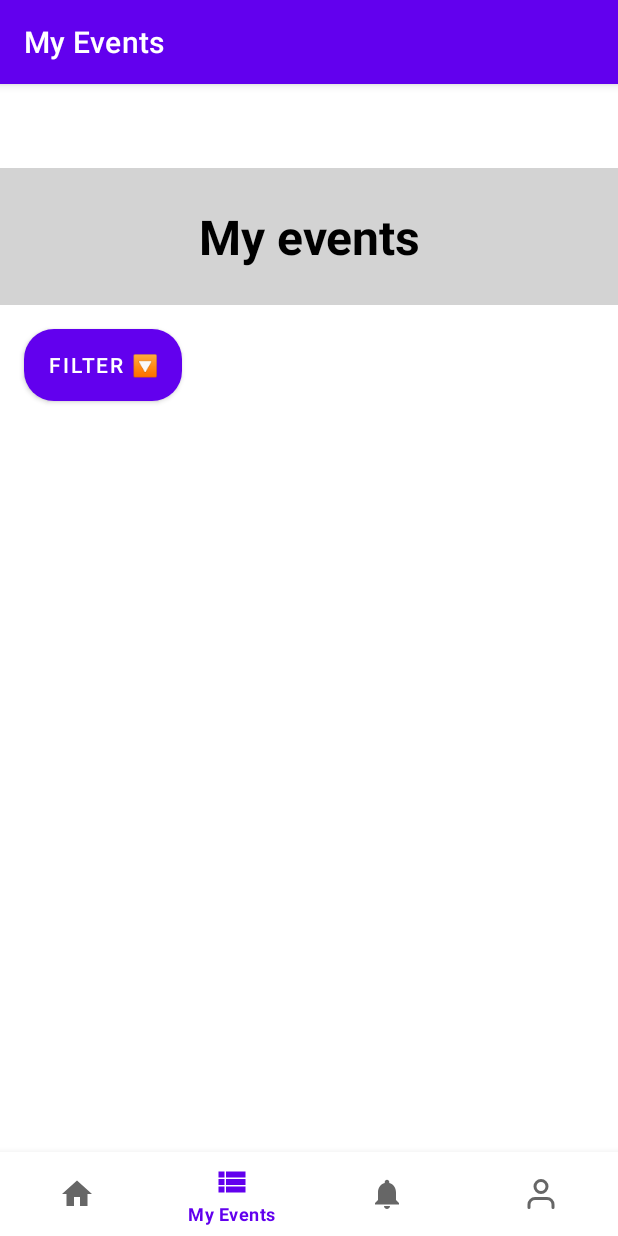
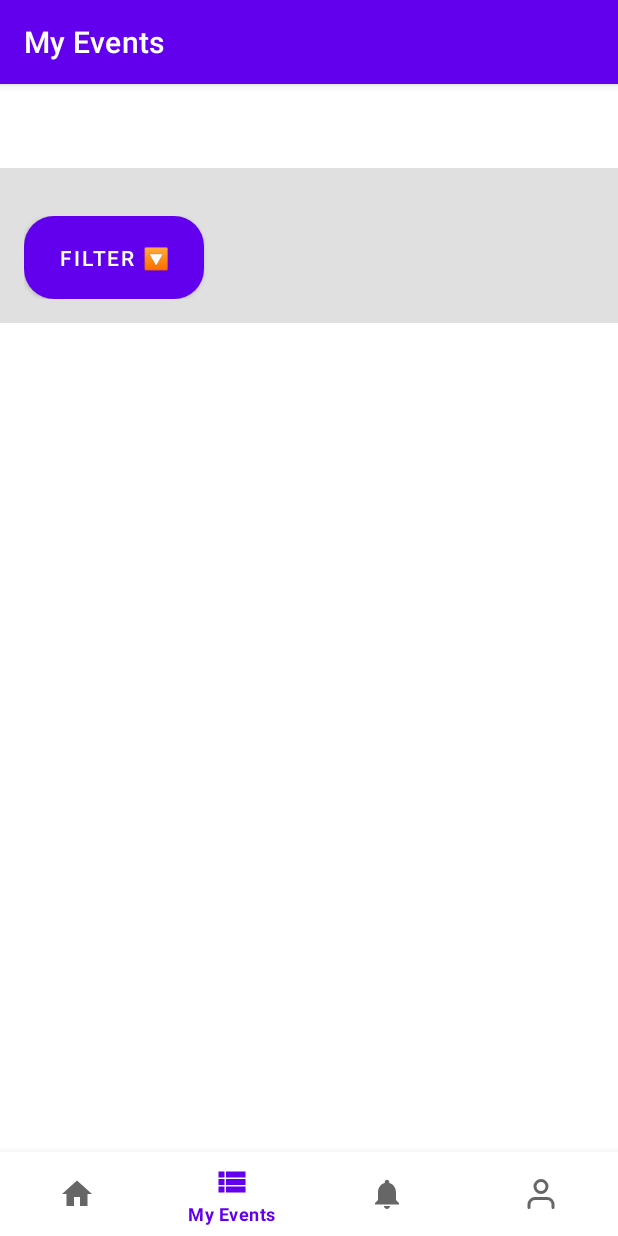
Before and after one commit to CMPUT301F25nachos/nachos-party, an Android app: the DashboardFragment screen opened through its navigation route, on a phone screen of 412 x 824 dp. Run offline under Robolectric (Android 15) with nearby library versions, the phone set to English and light mode, and no system bars; our stand-ins replace Firebase (no records; nobody signed in at launch, a user with empty details on screens opened directly), navigation-ui; libraries missing offline, so code that uses them is left out: com.journeyapps.barcodescanner.

Commit message:
ui fixes

```diff
--- a/app/Nachosapp/app/src/main/res/layout/fragment_dashboard.xml
+++ b/app/Nachosapp/app/src/main/res/layout/fragment_dashboard.xml
@@ -1,5 +1,6 @@
 <?xml version="1.0" encoding="utf-8"?>
-<androidx.constraintlayout.widget.ConstraintLayout xmlns:android="http://schemas.android.com/apk/res/android"
+<androidx.constraintlayout.widget.ConstraintLayout
+    xmlns:android="http://schemas.android.com/apk/res/android"
     xmlns:app="http://schemas.android.com/apk/res-auto"
     xmlns:tools="http://schemas.android.com/tools"
     android:layout_width="match_parent"
@@ -7,48 +8,50 @@
     android:background="@android:color/white"
     tools:context=".ui.dashboard.DashboardFragment">
 
-    <!-- Header -->
-    <TextView
-        android:id="@+id/dashboardTitle"
-        android:layout_width="match_parent"
+    <!-- Header container -->
+    <LinearLayout
+        android:id="@+id/headerLayout"
+        android:layout_width="0dp"
         android:layout_height="wrap_content"
-        android:background="#D3D3D3"
-        android:gravity="center"
-        android:padding="24dp"
-        android:text="My events"
-        android:textColor="@android:color/black"
-        android:textSize="32sp"
-        android:textStyle="bold"
-        app:layout_constraintEnd_toEndOf="parent"
+        android:orientation="vertical"
+        android:background="#E0E0E0"
+        android:padding="16dp"
+        app:layout_constraintTop_toTopOf="parent"
         app:layout_constraintStart_toStartOf="parent"
-        app:layout_constraintTop_toTopOf="parent" />
+        app:layout_constraintEnd_toEndOf="parent">
 
-    <!-- Filter Button -->
-    <Button
-        android:id="@+id/filterButton"
-        android:layout_width="wrap_content"
-        android:layout_height="wrap_content"
-        android:layout_marginStart="16dp"
-        android:layout_marginTop="16dp"
-        android:text="Filter 🔽"
-        android:textColor="@android:color/white"
-        android:background="@drawable/rounded_button_filter"
-        app:layout_constraintStart_toStartOf="parent"
-        app:layout_constraintTop_toBottomOf="@id/dashboardTitle" />
+        <LinearLayout
+            android:layout_width="match_parent"
+            android:layout_height="wrap_content"
+            android:orientation="horizontal"
+            android:layout_marginTop="16dp"
+            android:gravity="left">
 
-    <!-- RecyclerView for Events -->
+            <Button
+                android:id="@+id/filterButton"
+                android:layout_width="120dp"
+                android:layout_height="wrap_content"
+                android:layout_marginEnd="8dp"
+                android:background="@drawable/rounded_button_filter"
+                android:padding="12dp"
+                android:text="Filter 🔽"
+                android:textColor="#FFFFFF" />
+
+        </LinearLayout>
+    </LinearLayout>
+
+    <!-- RecyclerView below header -->
     <androidx.recyclerview.widget.RecyclerView
         android:id="@+id/myEventsRecyclerView"
-        android:layout_width="match_parent"
+        android:layout_width="0dp"
         android:layout_height="0dp"
-        android:layout_marginTop="16dp"
         android:clipToPadding="false"
         android:paddingHorizontal="16dp"
         android:paddingBottom="16dp"
+        app:layout_constraintTop_toBottomOf="@id/headerLayout"
+        app:layout_constraintStart_toStartOf="parent"
+        app:layout_constraintEnd_toEndOf="parent"
         app:layout_constraintBottom_toBottomOf="parent"
-        app:layout_constraintEnd_toEndOf="parent"
-        app:layout_constraintStart_toStartOf="parent"
-        app:layout_constraintTop_toBottomOf="@id/filterButton"
         tools:listitem="@layout/item_event" />
 
 </androidx.constraintlayout.widget.ConstraintLayout>
--- a/app/Nachosapp/app/src/main/res/layout/fragment_home.xml
+++ b/app/Nachosapp/app/src/main/res/layout/fragment_home.xml
@@ -14,15 +14,6 @@
         android:orientation="vertical"
         android:background="#E0E0E0"
         android:padding="16dp">
-
-        <TextView
-            android:layout_width="wrap_content"
-            android:layout_height="wrap_content"
-            android:text="Events"
-            android:textColor="#000000"
-            android:textSize="32sp"
-            android:textStyle="bold"
-            android:layout_gravity="center"/>
 
         <!-- Action buttons -->
         <LinearLayout
```
